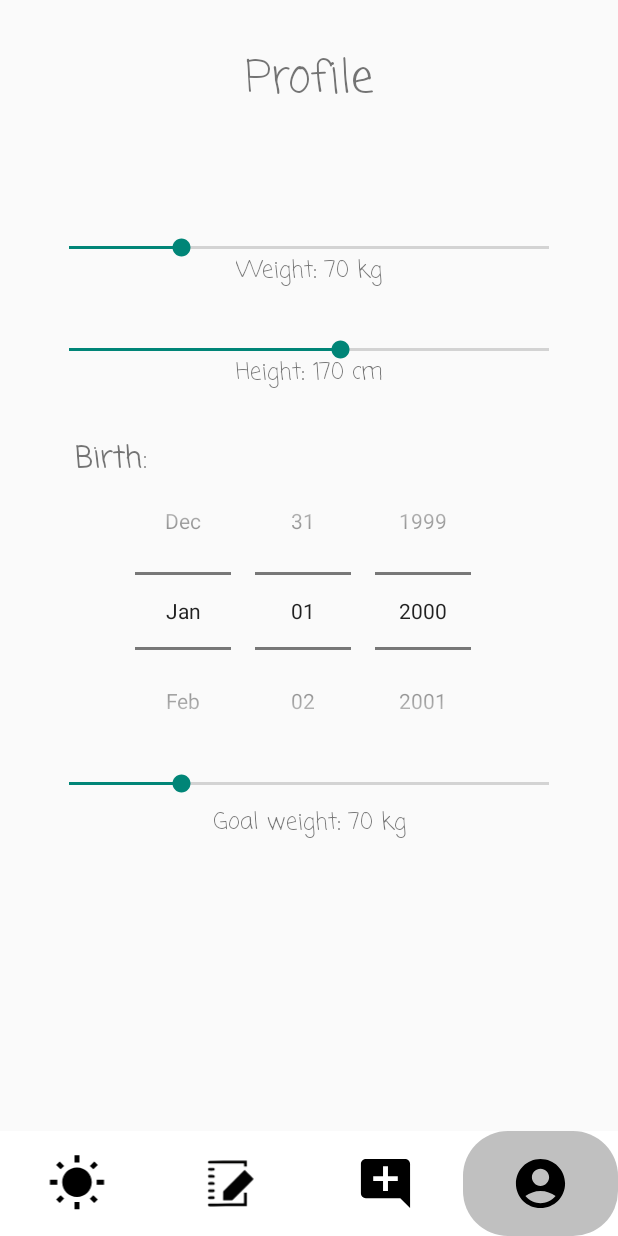
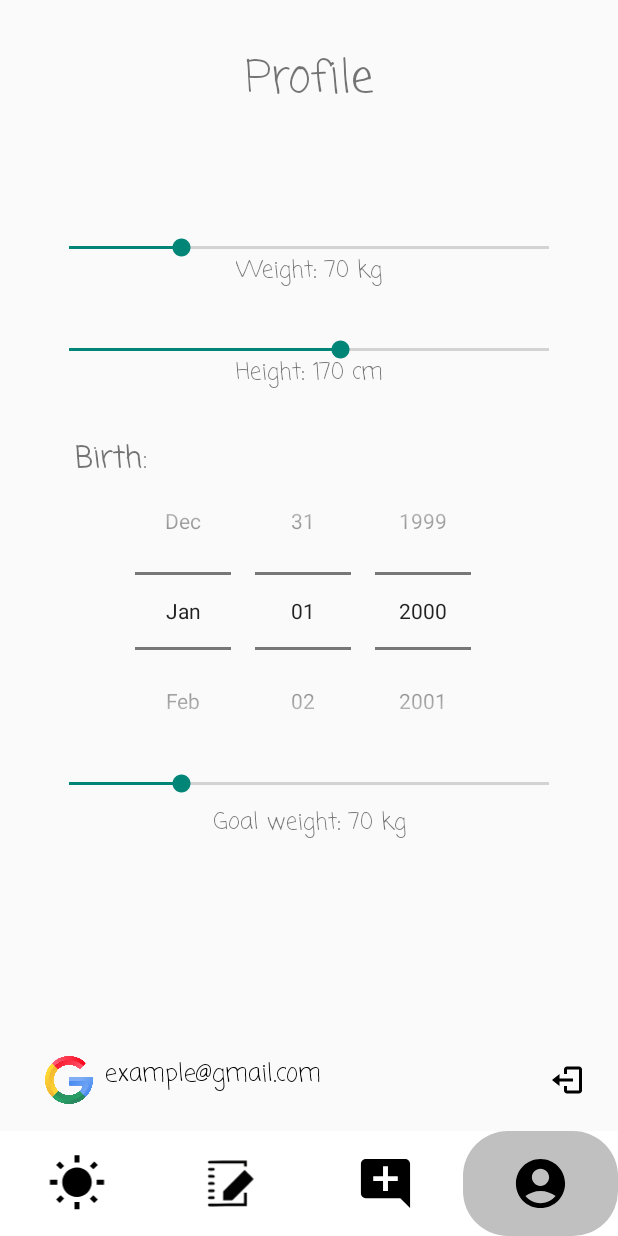
Before and after one commit to Dreaght/FoodVision, an Android app built with Jetpack Compose: the SettingsActivity screen opened directly, with no data from a screen before it, on a phone screen of 412 x 824 dp. Run offline under Robolectric (Android 15) with nearby library versions, the phone set to English and light mode, and no system bars; Roboto replaces fonts that are not available here.

Commit message:
account settings ui

```diff
--- /dev/null
+++ b/app/src/main/res/drawable/ic_logout_icon.xml
@@ -0,0 +1,10 @@
+<?xml version="1.0" encoding="utf-8"?>
+<vector xmlns:android="http://schemas.android.com/apk/res/android"
+    android:width="24dp"
+    android:height="24dp"
+    android:viewportWidth="24"
+    android:viewportHeight="24">
+    <path
+        android:fillColor="@color/black"
+        android:pathData="M16,13v-2H7V8l-5,4 5,4v-3h9zM20,3h-8c-1.1,0 -2,0.9 -2,2v3h2V5h8v14h-8v-3h-2v3c0,1.1 0.9,2 2,2h8c1.1,0 2,-0.9 2,-2V5c0,-1.1 -0.9,-2 -2,-2z" />
+</vector>
--- a/app/src/main/res/layout/activity_settings.xml
+++ b/app/src/main/res/layout/activity_settings.xml
@@ -139,4 +139,44 @@
         app:layout_constraintStart_toStartOf="parent"
         app:layout_constraintEnd_toEndOf="parent" />
 
+    <!-- Google Account Section -->
+    <LinearLayout
+        android:id="@+id/googleAccountSection"
+        android:layout_width="wrap_content"
+        android:layout_height="wrap_content"
+        android:orientation="horizontal"
+        app:layout_constraintBottom_toBottomOf="@id/logoutButton"
+        app:layout_constraintStart_toStartOf="parent"
+        app:layout_constraintTop_toTopOf="@id/logoutButton"
+        android:layout_marginStart="30dp">
+
+        <ImageView
+            android:id="@+id/googleIcon"
+            android:layout_width="32dp"
+            android:layout_height="32dp"
+            android:src="@drawable/ic_google_icon" />
+
+        <TextView
+            android:id="@+id/googleAccountEmail"
+            android:layout_width="wrap_content"
+            android:layout_height="wrap_content"
+            android:layout_marginStart="8dp"
+            android:text="example@gmail.com"
+            android:textColor="@color/black"
+            android:textSize="16sp"
+            android:fontFamily="casual" />
+    </LinearLayout>
+
+    <!-- Logout Button -->
+    <ImageButton
+        android:id="@+id/logoutButton"
+        android:layout_width="48dp"
+        android:layout_height="48dp"
+        android:layout_marginBottom="10dp"
+        android:layout_marginEnd="10dp"
+        app:layout_constraintBottom_toTopOf="@id/menuPanel"
+        app:layout_constraintEnd_toEndOf="parent"
+        android:background="?attr/selectableItemBackground"
+        android:src="@drawable/ic_logout_icon" />
+
 </androidx.constraintlayout.widget.ConstraintLayout>
--- a/app/src/main/res/values/strings.xml
+++ b/app/src/main/res/values/strings.xml
@@ -28,7 +28,7 @@
     <string name="message_input_hint">Type a message…</string>
     <string name="chat_title">Assistant chat.\n Messages wont be saved.</string>
     <string name="birthDateTitle">Birth:</string>
-    <string name="gender_name_man">I\'m a man</string>
-    <string name="gender_name_woman">I\'m a woman</string>
-    <string name="welcome_age_title">I was born in...</string>
+    <string name="gender_name_man">I\'m a male</string>
+    <string name="gender_name_woman">I\'m a female</string>
+    <string name="welcome_age_title">I was born in…</string>
 </resources>
```
Also changed, not shown: app/src/main/res/drawable/ic_google_icon.png (added).
